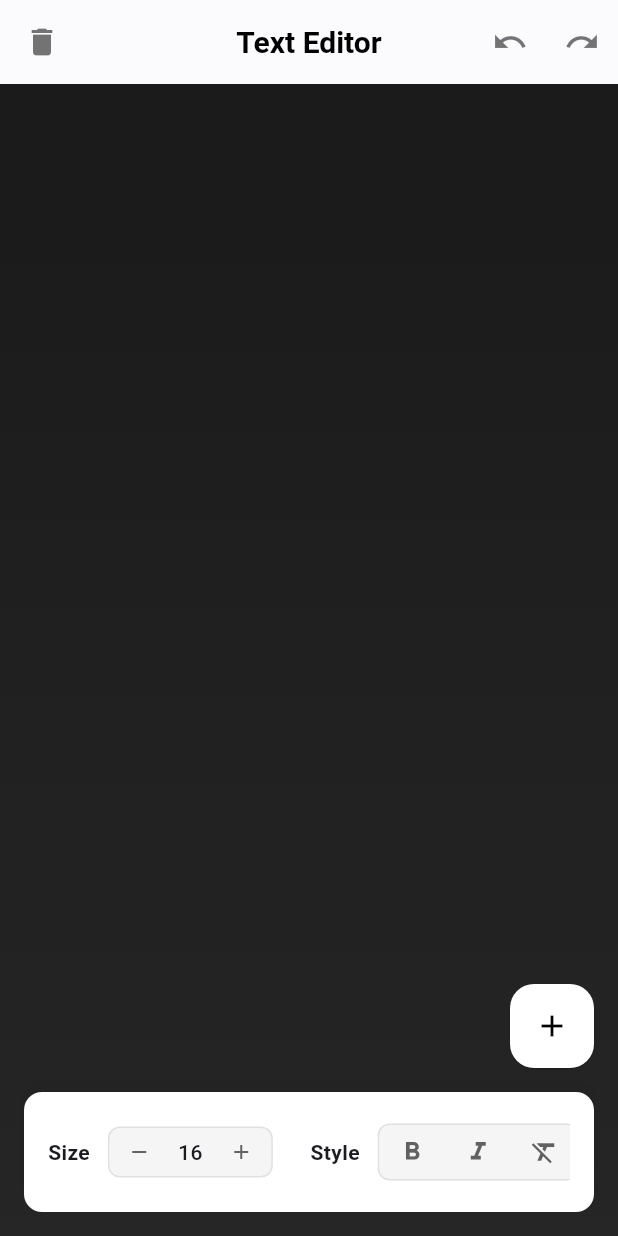
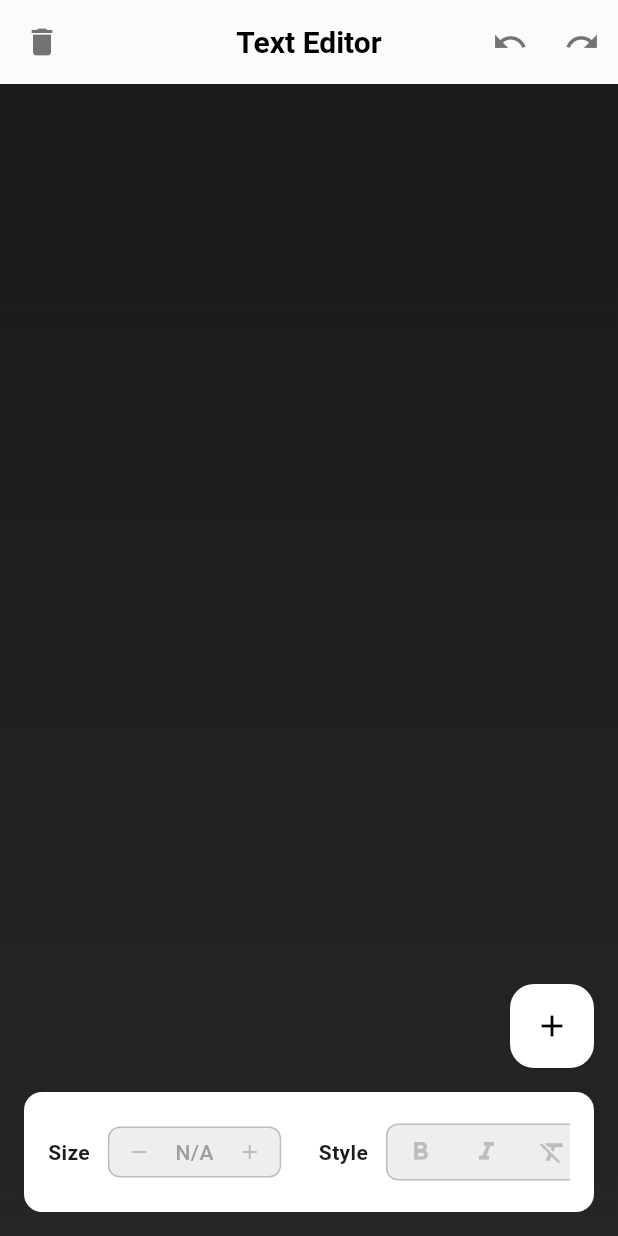
Before and after one commit to may-tas/TextEditingApp, a Flutter app: the screen it shows after launch, on a phone screen of 412 x 824 dp. Run offline on Flutter 3.47's test engine with Material 3 defaults, Android fonts, the phone set to English and light mode, and no system bars; our stand-ins replace flutter_bloc.

Commit message:
Added more files to commit

```diff
--- a/lib/cubit/canvas_state.dart
+++ b/lib/cubit/canvas_state.dart
@@ -1,29 +1,40 @@
+// lib/cubit/canvas_state.dart
 import '../models/text_item_model.dart';
 
 class CanvasState {
   final List<TextItem> textItems;
   final List<CanvasState> history;
   final List<CanvasState> future;
+  final int?
+      selectedIndex; // <--- ADDED: To track the currently selected text item's index
 
   const CanvasState({
     required this.textItems,
     required this.history,
     required this.future,
+    this.selectedIndex, // <--- ADDED: Constructor parameter
   });
 
   factory CanvasState.initial() {
-    return const CanvasState(textItems: [], history: [], future: []);
+    return const CanvasState(
+      textItems: [],
+      history: [],
+      future: [],
+      selectedIndex: null, // <--- INITIALIZED: No item selected initially
+    );
   }
 
   CanvasState copyWith({
     List<TextItem>? textItems,
     List<CanvasState>? history,
     List<CanvasState>? future,
+    int? selectedIndex, // <--- ADDED: copyWith parameter
   }) {
     return CanvasState(
       textItems: textItems ?? this.textItems,
       history: history ?? this.history,
       future: future ?? this.future,
+      selectedIndex: selectedIndex, // <--- USED: Update the selectedIndex
     );
   }
 }
--- a/lib/ui/widgets/font_controls.dart
+++ b/lib/ui/widgets/font_controls.dart
@@ -1,5 +1,7 @@
+// lib/ui/widgets/font_controls.dart
 import 'package:flutter/material.dart';
 import 'package:flutter_bloc/flutter_bloc.dart';
+import 'package:texterra/models/text_item_model.dart';
 
 import '../../constants/font_family_list.dart';
 import '../../cubit/canvas_cubit.dart';
@@ -10,6 +12,14 @@ class FontControls extends StatelessWidget {
 
   @override
   Widget build(BuildContext context) {
+    // Listen to CanvasCubit's state to react to selection changes
+    return BlocBuilder<CanvasCubit, CanvasState>(
+      builder: (context, state) {
+        final isTextSelected = state.selectedIndex != null;
+        // Get the selected text item, or null if nothing is selected
+        final selectedTextItem =
+            isTextSelected ? state.textItems[state.selectedIndex!] : null;
+
         return Container(
           height: 80,
           padding: const EdgeInsets.symmetric(horizontal: 16.0, vertical: 8.0),
@@ -26,21 +36,31 @@ class FontControls extends StatelessWidget {
           child: SingleChildScrollView(
             scrollDirection: Axis.horizontal,
             child: Row(
+              mainAxisSize: MainAxisSize
+                  .min, // Corrected typo here (MainAxisSize.min, not MainAxisSize.AxisSize.min)
               children: [
-            _buildFontSizeControls(context),
+                // Pass selectedTextItem and isTextSelected to child control builders
+                _buildFontSizeControls(
+                    context, selectedTextItem, isTextSelected),
                 const SizedBox(width: 25),
-            _buildFontStyleControls(context),
+                _buildFontStyleControls(
+                    context, selectedTextItem, isTextSelected),
                 const SizedBox(width: 25),
-            _buildFontFamilyControls(context),
+                _buildFontFamilyControls(
+                    context, selectedTextItem, isTextSelected),
                 const SizedBox(width: 25),
-            _buildColorControls(context),
+                _buildColorControls(context, selectedTextItem, isTextSelected),
               ],
             ),
           ),
         );
+      },
+    );
   }
 
-  Widget _buildFontSizeControls(BuildContext context) {
+  // --- Font Size Controls ---
+  Widget _buildFontSizeControls(
+      BuildContext context, TextItem? selectedTextItem, bool isEnabled) {
     return Row(
       mainAxisSize: MainAxisSize.min,
       children: [
@@ -55,9 +75,12 @@ class FontControls extends StatelessWidget {
         Container(
           padding: const EdgeInsets.symmetric(horizontal: 4),
           decoration: BoxDecoration(
-            color: Colors.grey[100],
+            color: isEnabled
+                ? Colors.grey[100]
+                : Colors.grey[200], // Background color based on enabled state
             borderRadius: BorderRadius.circular(8),
-            border: Border.all(color: Colors.grey[300]!),
+            border: Border.all(
+                color: isEnabled ? Colors.grey[300]! : Colors.grey[400]!),
           ),
           child: Row(
             mainAxisSize: MainAxisSize.min,
@@ -65,31 +88,33 @@ class FontControls extends StatelessWidget {
               _buildSizeButton(
                 context: context,
                 icon: Icons.remove,
-                onPressed: () => _changeFontSize(context, decrease: true),
+                onPressed: isEnabled
+                    ? () => _changeFontSize(context, decrease: true)
+                    : null, // Disable if not enabled
               ),
-              BlocBuilder<CanvasCubit, CanvasState>(
-                builder: (context, state) {
-                  final fontSize = state.textItems.isNotEmpty
-                      ? state.textItems.last.fontSize.round()
-                      : 16;
-                  return Container(
+              Container(
                 constraints: const BoxConstraints(minWidth: 36),
                 padding: const EdgeInsets.symmetric(horizontal: 8),
                 child: Text(
-                      '$fontSize',
+                  selectedTextItem != null
+                      ? selectedTextItem.fontSize.round().toString()
+                      : 'N/A', // Display current size or "N/A"
                   textAlign: TextAlign.center,
-                      style: const TextStyle(
+                  style: TextStyle(
                     fontWeight: FontWeight.w500,
                     fontSize: 14,
+                    color: isEnabled
+                        ? Colors.grey[800]
+                        : Colors.grey[500], // Text color for disabled state
                   ),
                 ),
-                  );
-                },
               ),
               _buildSizeButton(
                 context: context,
                 icon: Icons.add,
-                onPressed: () => _changeFontSize(context, decrease: false),
+                onPressed: isEnabled
+                    ? () => _changeFontSize(context, decrease: false)
+                    : null, // Disable if not enabled
               ),
             ],
           ),
@@ -98,7 +123,9 @@ class FontControls extends StatelessWidget {
     );
   }
 
-  Widget _buildFontFamilyControls(BuildContext context) {
+  // --- Font Family Controls ---
+  Widget _buildFontFamilyControls(
+      BuildContext context, TextItem? selectedTextItem, bool isEnabled) {
     return Row(
       mainAxisSize: MainAxisSize.min,
       children: [
@@ -113,60 +140,41 @@ class FontControls extends StatelessWidget {
         Container(
           padding: const EdgeInsets.symmetric(horizontal: 12),
           decoration: BoxDecoration(
-            color: Colors.grey[100],
+            color: isEnabled ? Colors.grey[100] : Colors.grey[200],
             borderRadius: BorderRadius.circular(8),
-            border: Border.all(color: Colors.grey[300]!),
+            border: Border.all(
+                color: isEnabled ? Colors.grey[300]! : Colors.grey[400]!),
           ),
-          child: BlocBuilder<CanvasCubit, CanvasState>(
-            builder: (context, state) {
-              final currentFont = state.textItems.isNotEmpty
-                  ? state.textItems.last.fontFamily
-                  : 'Arial';
-
-              return DropdownButtonHideUnderline(
+          child: DropdownButtonHideUnderline(
             child: DropdownButton<String>(
               menuWidth: 170,
-                  value: currentFont,
-                  items: items,
-                  onChanged: (value) => _changeFontFamily(context, value),
+              value: selectedTextItem?.fontFamily ??
+                  'Arial', // Display selected font or default
+              items:
+                  items, // 'items' comes from constants/font_family_list.dart
+              onChanged: isEnabled
+                  ? (value) => _changeFontFamily(context, value)
+                  : null, // Disable if not enabled
               style: TextStyle(
-                    color: Colors.grey[800],
+                color: isEnabled ? Colors.grey[800] : Colors.grey[500],
                 fontSize: 14,
                 fontWeight: FontWeight.w500,
               ),
-                  icon: Icon(Icons.arrow_drop_down, color: Colors.grey[600]),
+              icon: Icon(Icons.arrow_drop_down,
+                  color: isEnabled ? Colors.grey[600] : Colors.grey[400]),
+              hint: !isEnabled
+                  ? const Text('Select Text')
+                  : null, // Hint when disabled
             ),
-              );
-            },
           ),
         ),
       ],
     );
   }
 
-  Widget _buildSizeButton({
-    required BuildContext context,
-    required IconData icon,
-    required VoidCallback onPressed,
-  }) {
-    return Material(
-      color: Colors.transparent,
-      child: InkWell(
-        borderRadius: BorderRadius.circular(4),
-        onTap: onPressed,
-        child: Padding(
-          padding: const EdgeInsets.all(8.0),
-          child: Icon(
-            icon,
-            size: 16,
-            color: Colors.grey[700],
-          ),
-        ),
-      ),
-    );
-  }
-
-  Widget _buildColorControls(BuildContext context) {
+  // --- Color Controls ---
+  Widget _buildColorControls(
+      BuildContext context, TextItem? selectedTextItem, bool isEnabled) {
     final colors = [
       Colors.black,
       Colors.red,
@@ -175,6 +183,7 @@ class FontControls extends StatelessWidget {
       Colors.purple,
       Colors.orange,
       Colors.pink,
+      Colors.white, // Added white for common use
     ];
 
     return Row(
@@ -191,30 +200,21 @@ class FontControls extends StatelessWidget {
         Container(
           height: 40,
           decoration: BoxDecoration(
-            color: Colors.grey[100],
+            color: isEnabled ? Colors.grey[100] : Colors.grey[200],
             borderRadius: BorderRadius.circular(8),
-            border: Border.all(color: Colors.grey[300]!),
+            border: Border.all(
+                color: isEnabled ? Colors.grey[300]! : Colors.grey[400]!),
           ),
-          child: BlocBuilder<CanvasCubit, CanvasState>(
-            builder: (context, state) {
-              final selectedColor = state.textItems.isNotEmpty
-                  ? state.textItems.last.color
-                  : Colors.black;
-
-              return Row(
+          child: Row(
             mainAxisSize: MainAxisSize.min,
             children: colors.map((color) {
+              final selectedColor = selectedTextItem?.color ??
+                  Colors.black; // Default if no item selected
               final isSelected = selectedColor == color;
               return GestureDetector(
-                    onTap: () {
-                      final selectedIndex = state.textItems.length - 1;
-                      if (selectedIndex >= 0) {
-                        context.read<CanvasCubit>().changeTextColor(
-                              selectedIndex,
-                              color,
-                            );
-                      }
-                    },
+                onTap: isEnabled
+                    ? () => _changeTextColor(context, color)
+                    : null, // Disable if not enabled
                 child: Container(
                   width: 30,
                   height: 30,
@@ -224,23 +224,27 @@ class FontControls extends StatelessWidget {
                     shape: BoxShape.circle,
                     border: Border.all(
                       color: isSelected
+                          ? (isEnabled
                               ? Colors.blue
-                              : Colors.grey.withAlpha((0.3 * 255).toInt()),
+                              : Colors
+                                  .grey) // Blue if selected and enabled, grey if disabled
+                          : Colors.grey.withAlpha((0.3 * 255)
+                              .toInt()), // Transparent if not selected
                       width: isSelected ? 2 : 1,
                     ),
                   ),
                 ),
               );
             }).toList(),
-              );
-            },
           ),
         ),
       ],
     );
   }
 
-  Widget _buildFontStyleControls(BuildContext context) {
+  // --- Font Style Controls ---
+  Widget _buildFontStyleControls(
+      BuildContext context, TextItem? selectedTextItem, bool isEnabled) {
     return Row(
       mainAxisSize: MainAxisSize.min,
       children: [
@@ -255,9 +259,10 @@ class FontControls extends StatelessWidget {
         Container(
           padding: const EdgeInsets.symmetric(horizontal: 4),
           decoration: BoxDecoration(
-            color: Colors.grey[100],
+            color: isEnabled ? Colors.grey[100] : Colors.grey[200],
             borderRadius: BorderRadius.circular(8),
-            border: Border.all(color: Colors.grey[300]!),
+            border: Border.all(
+                color: isEnabled ? Colors.grey[300]! : Colors.grey[400]!),
           ),
           child: Row(
             mainAxisSize: MainAxisSize.min,
@@ -265,19 +270,23 @@ class FontControls extends StatelessWidget {
               _buildStyleButton(
                 context: context,
                 icon: Icons.format_bold,
-                onPressed: () => _changeFontWeight(context, FontWeight.bold),
+                onPressed: isEnabled
+                    ? () => _changeFontWeight(context, FontWeight.bold)
+                    : null,
               ),
               const SizedBox(width: 8),
               _buildStyleButton(
                 context: context,
                 icon: Icons.format_italic,
-                onPressed: () => _changeFontStyle(context, FontStyle.italic),
+                onPressed: isEnabled
+                    ? () => _changeFontStyle(context, FontStyle.italic)
+                    : null,
               ),
               const SizedBox(width: 8),
               _buildStyleButton(
                 context: context,
                 icon: Icons.format_clear,
-                onPressed: () => _resetFontStyle(context),
+                onPressed: isEnabled ? () => _resetFontStyle(context) : null,
               ),
             ],
           ),
@@ -286,78 +295,90 @@ class FontControls extends StatelessWidget {
     );
   }
 
-  Widget _buildStyleButton({
+  // --- Helper Buttons ---
+  Widget _buildSizeButton({
     required BuildContext context,
     required IconData icon,
-    required VoidCallback onPressed,
+    required VoidCallback? onPressed, // Made nullable to enable/disable tap
   }) {
     return Material(
       color: Colors.transparent,
       child: InkWell(
         borderRadius: BorderRadius.circular(4),
-        onTap: onPressed,
+        onTap: onPressed, // Pass the nullable onPressed directly
         child: Padding(
           padding: const EdgeInsets.all(8.0),
           child: Icon(
             icon,
-            size: 20,
-            color: Colors.grey[700],
+            size: 16,
+            color: onPressed != null
+                ? Colors.grey[700]
+                : Colors.grey[400], // Dim icon if disabled
           ),
         ),
       ),
     );
   }
 
+  Widget _buildStyleButton({
+    required BuildContext context,
+    required IconData icon,
+    required VoidCallback? onPressed, // Made nullable to enable/disable tap
+  }) {
+    return Material(
+      color: Colors.transparent,
+      child: InkWell(
+        borderRadius: BorderRadius.circular(4),
+        onTap: onPressed, // Pass the nullable onPressed directly
+        child: Padding(
+          padding: const EdgeInsets.all(8.0),
+          child: Icon(
+            icon,
+            size: 20,
+            color: onPressed != null
+                ? Colors.grey[700]
+                : Colors.grey[400], // Dim icon if disabled
+          ),
+        ),
+      ),
+    );
+  }
+
+  // --- Font Modification Callbacks ---
+  // These methods now call the CanvasCubit methods without an index,
+  // as the cubit will use its internally tracked selectedIndex.
   void _changeFontStyle(BuildContext context, FontStyle fontStyle) {
-    final selectedIndex =
-        context.read<CanvasCubit>().state.textItems.length - 1;
-    if (selectedIndex >= 0) {
-      context.read<CanvasCubit>().changeFontStyle(selectedIndex, fontStyle);
-    }
+    context.read<CanvasCubit>().changeFontStyle(fontStyle);
   }
 
   void _changeFontWeight(BuildContext context, FontWeight fontWeight) {
-    final selectedIndex =
-        context.read<CanvasCubit>().state.textItems.length - 1;
-    if (selectedIndex >= 0) {
-      context.read<CanvasCubit>().changeFontWeight(selectedIndex, fontWeight);
-    }
+    context.read<CanvasCubit>().changeFontWeight(fontWeight);
   }
 
   void _resetFontStyle(BuildContext context) {
-    final selectedIndex =
-        context.read<CanvasCubit>().state.textItems.length - 1;
-    if (selectedIndex >= 0) {
-      context
-          .read<CanvasCubit>()
-          .changeFontWeight(selectedIndex, FontWeight.normal);
-      context
-          .read<CanvasCubit>()
-          .changeFontStyle(selectedIndex, FontStyle.normal);
-    }
+    final cubit = context.read<CanvasCubit>();
+    cubit.changeFontWeight(FontWeight.normal);
+    cubit.changeFontStyle(FontStyle.normal);
   }
 
   void _changeFontSize(BuildContext context, {required bool decrease}) {
-    final selectedIndex =
-        context.read<CanvasCubit>().state.textItems.length - 1;
-    if (selectedIndex >= 0) {
-      final currentSize =
-          context.read<CanvasCubit>().state.textItems[selectedIndex].fontSize;
+    final cubit = context.read<CanvasCubit>();
+    final state = cubit.state;
+    if (state.selectedIndex == null)
+      return; // Do nothing if no item is selected
+
+    final currentSize = state.textItems[state.selectedIndex!].fontSize;
     final newSize = decrease ? currentSize - 2 : currentSize + 2;
-      context.read<CanvasCubit>().changeFontSize(
-            selectedIndex,
-            newSize,
-          );
-    }
+    cubit.changeFontSize(newSize);
   }
 
   void _changeFontFamily(BuildContext context, String? fontFamily) {
     if (fontFamily != null) {
-      final selectedIndex =
-          context.read<CanvasCubit>().state.textItems.length - 1;
-      if (selectedIndex >= 0) {
-        context.read<CanvasCubit>().changeFontFamily(selectedIndex, fontFamily);
+      context.read<CanvasCubit>().changeFontFamily(fontFamily);
     }
   }
+
+  void _changeTextColor(BuildContext context, Color color) {
+    context.read<CanvasCubit>().changeTextColor(color);
   }
 }
```
Also changed, not shown: lib/cubit/canvas_cubit.dart (+106 -36 lines), lib/ui/widgets/editable_text_widget.dart (+36 -1 lines). Lines whose indentation alone changed are shown as unchanged.
